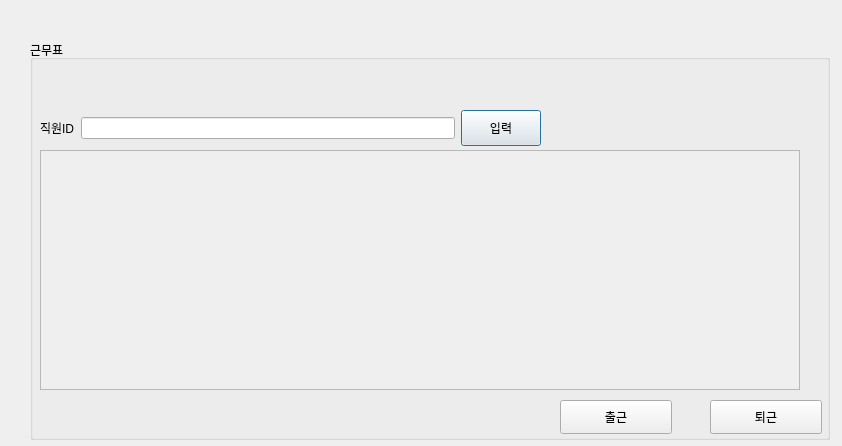
The window that ui/근무표.ui (johnnyapu15/IDB) describes before a commit, drawn with Qt 5.
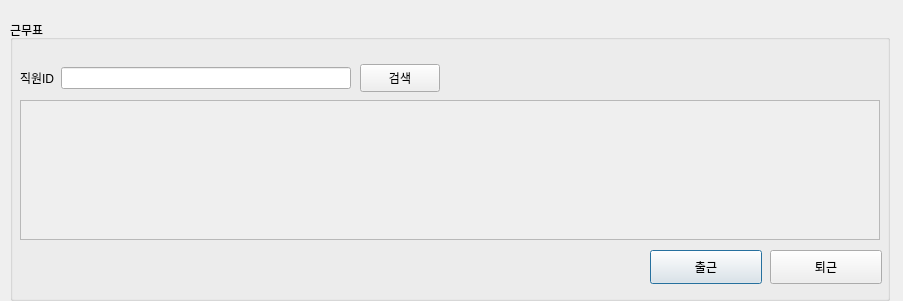
The same window after the commit.

The edit to the form file:
```diff
--- a/ui/근무표.ui
+++ b/ui/근무표.ui
@@ -6,8 +6,8 @@
    <rect>
     <x>0</x>
     <y>0</y>
-    <width>842</width>
-    <height>446</height>
+    <width>903</width>
+    <height>301</height>
    </rect>
   </property>
   <property name="windowTitle">
@@ -16,10 +16,10 @@
   <widget class="QGroupBox" name="groupBox">
    <property name="geometry">
     <rect>
-     <x>30</x>
-     <y>40</y>
-     <width>800</width>
-     <height>400</height>
+     <x>10</x>
+     <y>20</y>
+     <width>880</width>
+     <height>281</height>
     </rect>
    </property>
    <property name="title">
@@ -32,9 +32,9 @@
     <property name="geometry">
      <rect>
       <x>10</x>
-      <y>110</y>
-      <width>760</width>
-      <height>240</height>
+      <y>80</y>
+      <width>860</width>
+      <height>140</height>
      </rect>
     </property>
     <property name="widgetResizable">
@@ -45,8 +45,8 @@
       <rect>
        <x>0</x>
        <y>0</y>
-       <width>758</width>
-       <height>238</height>
+       <width>858</width>
+       <height>138</height>
       </rect>
      </property>
      <widget class="QWidget" name="gridLayoutWidget_11">
@@ -54,8 +54,8 @@
        <rect>
         <x>0</x>
         <y>0</y>
-        <width>761</width>
-        <height>241</height>
+        <width>861</width>
+        <height>131</height>
        </rect>
       </property>
       <layout class="QGridLayout" name="gridLayout_11"/>
@@ -66,8 +66,8 @@
     <property name="geometry">
      <rect>
       <x>10</x>
-      <y>70</y>
-      <width>501</width>
+      <y>40</y>
+      <width>331</width>
       <height>36</height>
      </rect>
     </property>
@@ -93,26 +93,13 @@
        </item>
       </layout>
      </item>
-     <item>
-      <widget class="QPushButton" name="pushButton_39">
-       <property name="sizePolicy">
-        <sizepolicy hsizetype="Minimum" vsizetype="MinimumExpanding">
-         <horstretch>0</horstretch>
-         <verstretch>0</verstretch>
-        </sizepolicy>
-       </property>
-       <property name="text">
-        <string>입력</string>
-       </property>
-      </widget>
-     </item>
     </layout>
    </widget>
    <widget class="QPushButton" name="pushButton">
     <property name="geometry">
      <rect>
-      <x>530</x>
-      <y>360</y>
+      <x>640</x>
+      <y>230</y>
       <width>112</width>
       <height>34</height>
      </rect>
@@ -124,8 +111,8 @@
    <widget class="QPushButton" name="pushButton_2">
     <property name="geometry">
      <rect>
-      <x>680</x>
-      <y>360</y>
+      <x>760</x>
+      <y>230</y>
       <width>112</width>
       <height>34</height>
      </rect>
@@ -134,6 +121,19 @@
      <string>퇴근</string>
     </property>
    </widget>
+   <widget class="QPushButton" name="pushButton_6">
+    <property name="geometry">
+     <rect>
+      <x>350</x>
+      <y>44</y>
+      <width>80</width>
+      <height>28</height>
+     </rect>
+    </property>
+    <property name="text">
+     <string>검색</string>
+    </property>
+   </widget>
   </widget>
  </widget>
  <resources/>
```
